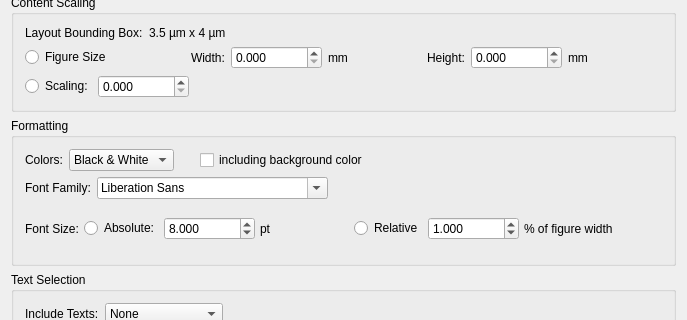
The window that pymacros/VectorFileExportDialog.ui (iic-jku/klayout-vector-file-export) describes before a commit, drawn with Qt 5; both pictures show x 0 to 687 and y 236 to 556 of the 687 by 820 pixel window.
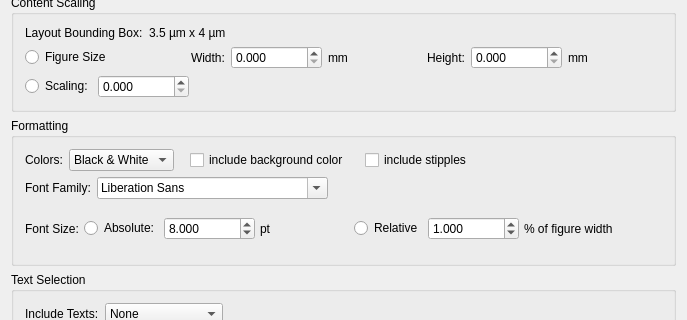
The same window after the commit.

Commit message: Introduce a setting to include stipples

The edit to the form file:
```diff
--- a/pymacros/VectorFileExportDialog.ui
+++ b/pymacros/VectorFileExportDialog.ui
@@ -484,7 +484,7 @@
           </property>
           <property name="sizeHint" stdset="0">
            <size>
-            <width>20</width>
+            <width>10</width>
             <height>13</height>
            </size>
           </property>
@@ -493,7 +493,7 @@
         <item>
          <widget class="QCheckBox" name="include_bg_color_cb">
           <property name="text">
-           <string>including background color</string>
+           <string>include background color</string>
           </property>
          </widget>
         </item>
@@ -503,11 +503,34 @@
            <enum>Qt::Orientation::Horizontal</enum>
           </property>
           <property name="sizeType">
+           <enum>QSizePolicy::Policy::Fixed</enum>
+          </property>
+          <property name="sizeHint" stdset="0">
+           <size>
+            <width>10</width>
+            <height>13</height>
+           </size>
+          </property>
+         </spacer>
+        </item>
+        <item>
+         <widget class="QCheckBox" name="include_stipples_cb">
+          <property name="text">
+           <string>include stipples</string>
+          </property>
+         </widget>
+        </item>
+        <item>
+         <spacer name="spacer_16">
+          <property name="orientation">
+           <enum>Qt::Orientation::Horizontal</enum>
+          </property>
+          <property name="sizeType">
            <enum>QSizePolicy::Policy::MinimumExpanding</enum>
           </property>
           <property name="sizeHint" stdset="0">
            <size>
-            <width>187</width>
+            <width>58</width>
             <height>13</height>
            </size>
           </property>
```
Left out of the diff: 2 changed lines with no effect on the pictures. The commit also changes 2 other files.
